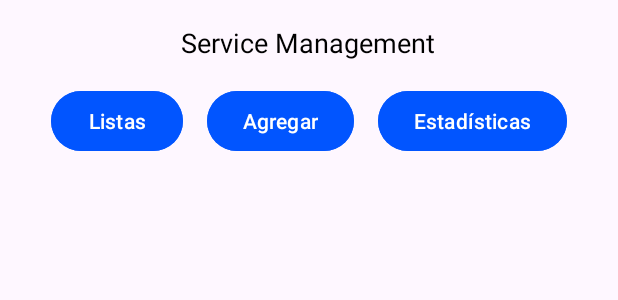
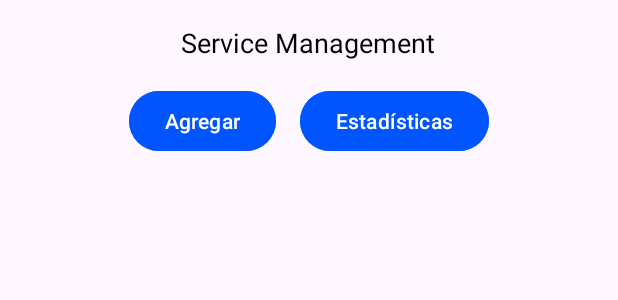
Before and after one commit to Willinton674/subMaster, an Android app: the layout activity_main.xml on its own in the app's theme, with its tools: preview values and no code run, on a phone screen of 412 x 824 dp. Shown: the top 300 px of the screen. Run offline under Robolectric (Android 15) with nearby library versions, the phone set to English and light mode, and no system bars.

Commit message:
Class Service, Activity_Formulario
Se agregó la clase "Service" con su respectivo Constructor, además se añadieron elementos en el Activity_Formulario para capturar los datos del diseño XML y pasarlos a variables.

```diff
--- a/app/src/main/java/com/example/submaster/Card.kt
+++ b/app/src/main/java/com/example/submaster/Card.kt
@@ -5,7 +5,7 @@ data class Card (
     val fecha_A:String,
     val fecha_C:String,
     val frecuencia:String,
-    val tipoBebito:String,
+    val tipoDebito:String,
     val tipo_ser:String,
     val tarjeta:String
 )
--- a/app/src/main/res/layout/activity_formulario.xml
+++ b/app/src/main/res/layout/activity_formulario.xml
@@ -143,7 +143,8 @@
         android:id="@+id/TipoDebito"
         android:layout_width="match_parent"
         android:layout_height="wrap_content"
-        android:layout_marginBottom="16dp" />
+        android:layout_marginBottom="16dp"
+        android:spinnerMode="dropdown"/>
 
     <!-- Tipo de servicio -->
     <TextView
@@ -154,6 +155,7 @@
         android:layout_marginBottom="4dp" />
 
     <RadioGroup
+        android:id="@+id/rdbTiposer"
         android:layout_width="match_parent"
         android:layout_height="wrap_content"
         android:orientation="horizontal"
--- a/app/src/main/res/layout/activity_main.xml
+++ b/app/src/main/res/layout/activity_main.xml
@@ -33,16 +33,6 @@
         android:gravity="center"
         android:layout_marginBottom="16dp">
 
-        <!-- Botón Lista -->
-        <Button
-            android:id="@+id/btn_lista"
-            android:layout_width="wrap_content"
-            android:layout_height="wrap_content"
-            android:text="Listas"
-            android:layout_marginHorizontal="8dp"
-            android:backgroundTint="@color/blue"
-            android:elevation="4dp"
-            android:contentDescription="Abrir listas" />
 
         <!-- Botón Agregar -->
         <Button
```
Also changed, not shown: app/src/main/java/com/example/submaster/Activity_Formulario.kt (+64 -4 lines), app/src/main/java/com/example/submaster/MainActivity.kt (+2 -5 lines), app/src/main/java/com/example/submaster/Service.kt (added, +9 -0 lines).
